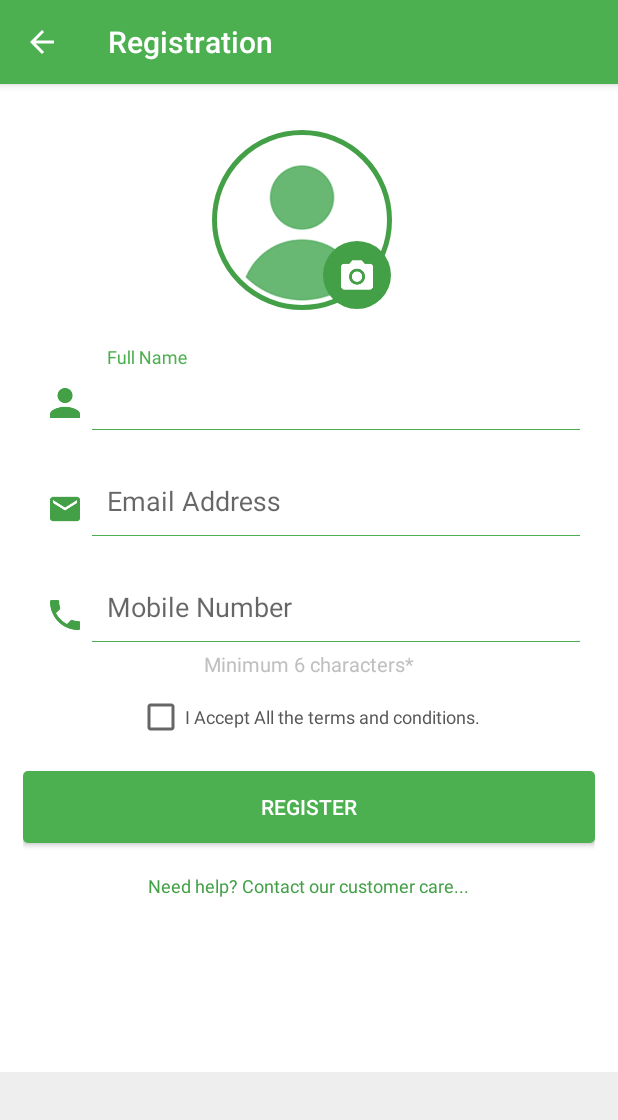
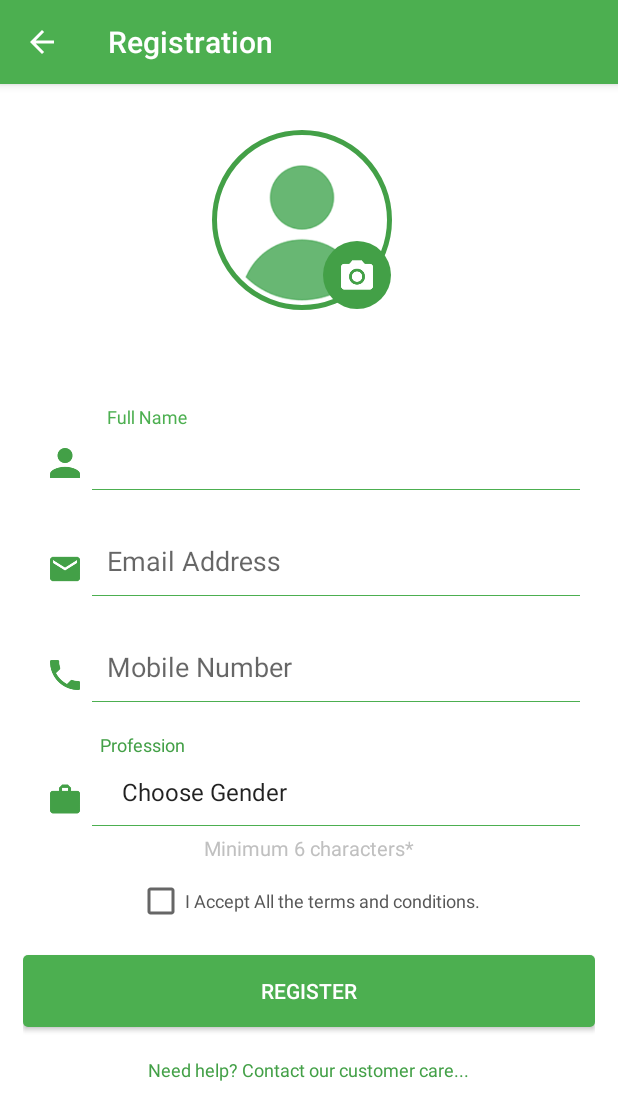
Before and after one commit to aeiton/adventro, an Android app: the RegistrationActivity screen opened directly, with no data from a screen before it, on a phone screen of 412 x 824 dp. Shown: the top 1120 px of the screen. Run offline under Robolectric (Android 15) with nearby library versions, the phone set to English and light mode, and no system bars; our stand-ins replace CircleImageView.

Commit message:
registration

```diff
--- /dev/null
+++ b/app/src/main/java/com/aeiton/adventro/Activity/ChooseLocationActivity.java
@@ -0,0 +1,15 @@
+package com.aeiton.adventro.Activity;
+
+import android.support.v7.app.AppCompatActivity;
+import android.os.Bundle;
+
+import com.aeiton.adventro.R;
+
+public class ChooseLocationActivity extends AppCompatActivity {
+
+    @Override
+    protected void onCreate(Bundle savedInstanceState) {
+        super.onCreate(savedInstanceState);
+        setContentView(R.layout.activity_choose_location);
+    }
+}
--- a/app/src/main/java/com/aeiton/adventro/Activity/RegistrationActivity.java
+++ b/app/src/main/java/com/aeiton/adventro/Activity/RegistrationActivity.java
@@ -47,6 +47,8 @@ public class RegistrationActivity extends AppCompatActivity {
     TextView title;
     Button register_btn;
     ImageButton img_upload;
+    ArrayAdapter<String> gender_adapter;
+    Spinner gender;
 
 
     HashMap<String, String> enteredData = new HashMap<String, String>();
@@ -82,6 +84,24 @@ public class RegistrationActivity extends AppCompatActivity {
         profile.clear();
         profile.commit();
 
+
+
+
+        //initializing proffession spinner
+
+        gender = (Spinner) findViewById(R.id.spnr_gender);
+        final List<String> code = new ArrayList<String>();
+
+
+        code.add("Choose Gender");
+        code.add("Male");
+        code.add("Female");
+        code.add("Other");
+
+
+        gender_adapter = new ArrayAdapter<String>(this, android.R.layout.simple_spinner_item, code);
+        gender_adapter.setDropDownViewResource(android.R.layout.simple_spinner_dropdown_item);
+        gender.setAdapter(gender_adapter);
 
 
 
@@ -132,6 +152,13 @@ public class RegistrationActivity extends AppCompatActivity {
                     password.setError("Minimum 6 characters", null);
                     password.requestFocus();
                     register_btn.startAnimation(shake);
+                    return;
+
+                }else if(gender.getSelectedItemPosition() == 0){
+
+
+                    Toast.makeText(getApplicationContext(), "Please choose a gender", Toast.LENGTH_SHORT).show();
+                    gender.startAnimation(shake);
                     return;
 
                 } else if (!accept.isChecked()) {
--- /dev/null
+++ b/app/src/main/res/layout/activity_choose_location.xml
@@ -0,0 +1,13 @@
+<?xml version="1.0" encoding="utf-8"?>
+<RelativeLayout xmlns:android="http://schemas.android.com/apk/res/android"
+    xmlns:tools="http://schemas.android.com/tools"
+    android:id="@+id/activity_choose_location"
+    android:layout_width="match_parent"
+    android:layout_height="match_parent"
+    android:paddingBottom="@dimen/activity_vertical_margin"
+    android:paddingLeft="@dimen/activity_horizontal_margin"
+    android:paddingRight="@dimen/activity_horizontal_margin"
+    android:paddingTop="@dimen/activity_vertical_margin"
+    tools:context="com.aeiton.adventro.Activity.ChooseLocationActivity">
+
+</RelativeLayout>
--- a/app/src/main/res/layout/activity_registration.xml
+++ b/app/src/main/res/layout/activity_registration.xml
@@ -5,9 +5,9 @@
     android:id="@+id/activity_post_details"
     android:layout_width="match_parent"
     android:layout_height="match_parent"
+    android:background="#ffffff"
     android:orientation="vertical"
-    tools:context=".Activity.RegistrationActivity"
-    android:background="#eeeeee">
+    tools:context=".Activity.RegistrationActivity">
 
     <android.support.design.widget.AppBarLayout
         android:layout_width="match_parent"
@@ -23,28 +23,18 @@
 
 
     <android.support.v4.widget.NestedScrollView
-        app:layout_behavior="@string/appbar_scrolling_view_behavior"
+        android:layout_width="match_parent"
+        android:layout_height="match_parent"
+        app:layout_behavior="@string/appbar_scrolling_view_behavior">
+
+        <FrameLayout
             android:layout_width="match_parent"
             android:layout_height="match_parent">
 
-        <LinearLayout xmlns:android="http://schemas.android.com/apk/res/android"
-            xmlns:tools="http://schemas.android.com/tools"
-            xmlns:app="http://schemas.android.com/apk/res-auto"
-            tools:context=".activity.Registration"
+            <LinearLayout
                 android:layout_width="match_parent"
                 android:layout_height="match_parent"
-            android:orientation="vertical"
-            android:background="#ffffff">
-
-
-
-            <ScrollView
-                android:layout_width="match_parent"
-                android:layout_height="match_parent"
-                android:fillViewport="true">
-
-
-
+                android:orientation="vertical">
 
 
                 <LinearLayout
@@ -54,37 +44,32 @@
                     android:padding="15dp">
 
 
-
-
-
-
-
                     <RelativeLayout
-                        android:layout_gravity="center_horizontal"
                         android:layout_width="140dp"
                         android:layout_height="150dp"
+                        android:layout_gravity="center_horizontal"
                         android:padding="5dp">
-                        <de.hdodenhof.circleimageview.CircleImageView
-                            android:layout_marginTop="10dp"
-                            xmlns:app="http://schemas.android.com/apk/res-auto"
+
+                        <de.hdodenhof.circleimageview.CircleImageView xmlns:app="http://schemas.android.com/apk/res-auto"
                             android:id="@+id/profile_image"
                             android:layout_width="120dp"
                             android:layout_height="120dp"
+                            android:layout_marginTop="10dp"
                             android:src="@drawable/ic_pro_pic_fake"
-                            app:civ_border_width="3dp"
-                            app:civ_border_color="@color/colorPrimaryDark"/>
+                            app:civ_border_color="@color/colorPrimaryDark"
+                            app:civ_border_width="3dp" />
+
                         <ImageButton
                             android:id="@+id/btn_img_upload"
+                            android:layout_width="45dp"
+                            android:layout_height="45dp"
                             android:layout_alignParentBottom="true"
                             android:layout_alignParentRight="true"
-                            android:layout_width="45dp"
-                            android:layout_height="45dp"
-                            android:padding="12dp"
                             android:layout_margin="10dp"
                             android:background="@drawable/green_circle"
-                            android:src="@mipmap/camera"
-                            android:scaleType="fitXY"/>
-
+                            android:padding="12dp"
+                            android:scaleType="fitXY"
+                            android:src="@mipmap/camera" />
 
 
                     </RelativeLayout>
@@ -93,150 +78,185 @@
                     <LinearLayout
                         android:layout_width="match_parent"
                         android:layout_height="wrap_content"
-                        android:layout_marginTop="10dp"
                         android:layout_marginLeft="10dp"
                         android:layout_marginRight="10dp"
+                        android:layout_marginTop="50dp"
                         android:gravity="bottom">
+
                         <ImageView
-                            android:tint="@color/colorPrimaryDark"
                             android:layout_width="20dp"
                             android:layout_height="20dp"
+                            android:layout_margin="8dp"
                             android:src="@drawable/user_shape"
-                            android:layout_margin="8dp"/>
+                            android:tint="@color/colorPrimaryDark" />
 
                         <android.support.design.widget.TextInputLayout
                             android:layout_width="match_parent"
                             android:layout_height="wrap_content">
+
                             <EditText
                                 android:id="@+id/etxt_name"
-                                android:inputType="textPersonName"
                                 android:layout_width="match_parent"
                                 android:layout_height="wrap_content"
+                                android:background="@drawable/edit_text_green_bg"
                                 android:hint="Full Name"
-                                android:background="@drawable/edit_text_green_bg"
-                                android:padding="10dp"/>
+                                android:inputType="textPersonName"
+                                android:padding="10dp" />
 
                         </android.support.design.widget.TextInputLayout>
                     </LinearLayout>
 
 
-
                     <LinearLayout
                         android:layout_width="match_parent"
                         android:layout_height="wrap_content"
-                        android:layout_marginTop="15dp"
                         android:layout_marginLeft="10dp"
                         android:layout_marginRight="10dp"
+                        android:layout_marginTop="15dp"
                         android:gravity="bottom">
+
                         <ImageView
-                            android:tint="@color/colorPrimaryDark"
                             android:layout_width="20dp"
                             android:layout_height="20dp"
+                            android:layout_margin="8dp"
                             android:src="@drawable/emain_icon"
-                            android:layout_margin="8dp"/>
+                            android:tint="@color/colorPrimaryDark" />
+
                         <android.support.design.widget.TextInputLayout
                             android:layout_width="match_parent"
                             android:layout_height="wrap_content">
+
                             <EditText
                                 android:id="@+id/etxt_email"
-                                android:inputType="textEmailAddress"
                                 android:layout_width="match_parent"
                                 android:layout_height="wrap_content"
                                 android:background="@drawable/edit_text_green_bg"
                                 android:hint="Email Address"
-                                android:padding="10dp"/>
+                                android:inputType="textEmailAddress"
+                                android:padding="10dp" />
 
                         </android.support.design.widget.TextInputLayout>
                     </LinearLayout>
 
 
+                    <LinearLayout
+                        android:layout_width="match_parent"
+                        android:layout_height="wrap_content"
+                        android:layout_marginLeft="10dp"
+                        android:layout_marginRight="10dp"
+                        android:layout_marginTop="15dp"
+                        android:gravity="bottom">
+
+                        <ImageView
+                            android:layout_width="20dp"
+                            android:layout_height="20dp"
+                            android:layout_margin="8dp"
+                            android:src="@drawable/ic_phone_green"
+                            android:tint="@color/colorPrimaryDark" />
+
+                        <android.support.design.widget.TextInputLayout
+                            android:layout_width="match_parent"
+                            android:layout_height="wrap_content">
+
+                            <EditText
+                                android:id="@+id/etxt_phone"
+                                android:layout_width="match_parent"
+                                android:layout_height="wrap_content"
+                                android:background="@drawable/edit_text_green_bg"
+                                android:hint="Mobile Number"
+                                android:inputType="phone"
+                                android:maxLength="10"
+                                android:padding="10dp" />
+
+                        </android.support.design.widget.TextInputLayout>
+                    </LinearLayout>
 
                     <LinearLayout
                         android:layout_width="match_parent"
                         android:layout_height="wrap_content"
-                        android:layout_marginTop="15dp"
                         android:layout_marginLeft="10dp"
                         android:layout_marginRight="10dp"
+                        android:layout_marginTop="20dp"
                         android:gravity="bottom">
+
                         <ImageView
-                            android:tint="@color/colorPrimaryDark"
                             android:layout_width="20dp"
                             android:layout_height="20dp"
-                            android:src="@drawable/ic_phone_green"
-                            android:layout_margin="8dp"/>
-                        <android.support.design.widget.TextInputLayout
+                            android:layout_margin="8dp"
+                            android:src="@mipmap/professiom_icon"
+                            android:tint="@color/colorPrimaryDark" />
+
+                        <LinearLayout
                             android:layout_width="match_parent"
-                            android:layout_height="wrap_content">
-                            <EditText
-                                android:id="@+id/etxt_phone"
-                                android:inputType="phone"
-                                android:maxLength="10"
+                            android:layout_height="wrap_content"
+                            android:orientation="vertical">
+
+                            <TextView
+                                android:layout_width="wrap_content"
+                                android:layout_height="wrap_content"
+                                android:paddingLeft="5dp"
+                                android:text="Profession"
+                                android:textColor="@color/colorPrimaryDark"
+                                android:textSize="12sp" />
+
+                            <Spinner
+
+                                android:id="@+id/spnr_gender"
                                 android:layout_width="match_parent"
                                 android:layout_height="wrap_content"
                                 android:background="@drawable/edit_text_green_bg"
-                                android:hint="Mobile Number"
-                                android:padding="10dp"/>
-
-                        </android.support.design.widget.TextInputLayout>
+                                android:padding="12dp" />
                         </LinearLayout>
 
+
+                    </LinearLayout>
+
+
                     <TextView
-                        android:layout_gravity="center"
                         android:layout_width="wrap_content"
                         android:layout_height="wrap_content"
-                        android:textSize="13sp"
+                        android:layout_gravity="center"
+                        android:paddingTop="5dp"
+                        android:text="Minimum 6 characters*"
                         android:textColor="#c0c0c0"
-                        android:paddingTop="5dp"
-                        android:text="Minimum 6 characters*"/>
-
-
+                        android:textSize="13sp" />
 
 
                     <!--- Lawyer Part -->
 
 
-
                     <CheckBox
                         android:id="@+id/accept"
-                        android:layout_marginTop="10dp"
                         android:layout_width="wrap_content"
                         android:layout_height="wrap_content"
+                        android:layout_gravity="center_horizontal"
+                        android:layout_marginTop="10dp"
                         android:text="I Accept All the terms and conditions."
-                        android:layout_gravity="center_horizontal"
-                        android:textSize="12sp"
-                        android:textColor="#575757"/>
+                        android:textColor="#575757"
+                        android:textSize="12sp" />
+
                     <Button
                         android:id="@+id/register"
-                        android:layout_marginTop="20dp"
                         android:layout_width="match_parent"
                         android:layout_height="wrap_content"
+                        android:layout_marginTop="20dp"
                         android:background="@drawable/cyan_button"
-                        android:textColor="#ffffff"
-                        android:text="REGISTER" />
+                        android:text="REGISTER"
+                        android:textColor="#ffffff" />
 
                     <TextView
-                        android:layout_marginTop="20dp"
                         android:layout_width="wrap_content"
                         android:layout_height="wrap_content"
+                        android:layout_gravity="center_horizontal"
+                        android:layout_marginTop="20dp"
                         android:text="Need help? Contact our customer care..."
-                        android:layout_gravity="center_horizontal"
-                        android:textSize="12sp"
-                        android:textColor="@color/colorPrimaryDark"/>
-
-
+                        android:textColor="@color/colorPrimaryDark"
+                        android:textSize="12sp" />
 
 
                 </LinearLayout>
 
 
-
-
-
-
-
-
-
-            </ScrollView>
                 <RelativeLayout
                     android:layout_width="match_parent"
                     android:layout_height="wrap_content">
@@ -247,32 +267,22 @@
                         android:orientation="vertical">
 
 
-
-
-
                         <TextView
+                            android:id="@+id/title"
                             android:layout_width="match_parent"
                             android:layout_height="wrap_content"
+                            android:layout_marginTop="20dp"
+                            android:gravity="center"
                             android:text="Registration"
-                        android:layout_marginTop="20dp"
-                        android:textSize="30sp"
-                        android:gravity="center"
                             android:textColor="#ffffff"
-                        android:id="@+id/title"/>
+                            android:textSize="30sp" />
 
                     </LinearLayout>
                 </RelativeLayout>
 
 
-            <LinearLayout
-                android:gravity="center"
-                android:layout_width="match_parent"
-                android:layout_height="match_parent"
-                android:background="#ffffff"
-                android:padding="20dp"
-                android:orientation="vertical"></LinearLayout>
-
             </LinearLayout>
 
+        </FrameLayout>
     </android.support.v4.widget.NestedScrollView>
 </android.support.design.widget.CoordinatorLayout>
```
Also changed, not shown: app/src/main/AndroidManifest.xml (+4 -7 lines), app/src/main/res/drawable/img_registration_bg.png (added). Lines whose indentation alone changed are shown as unchanged.
